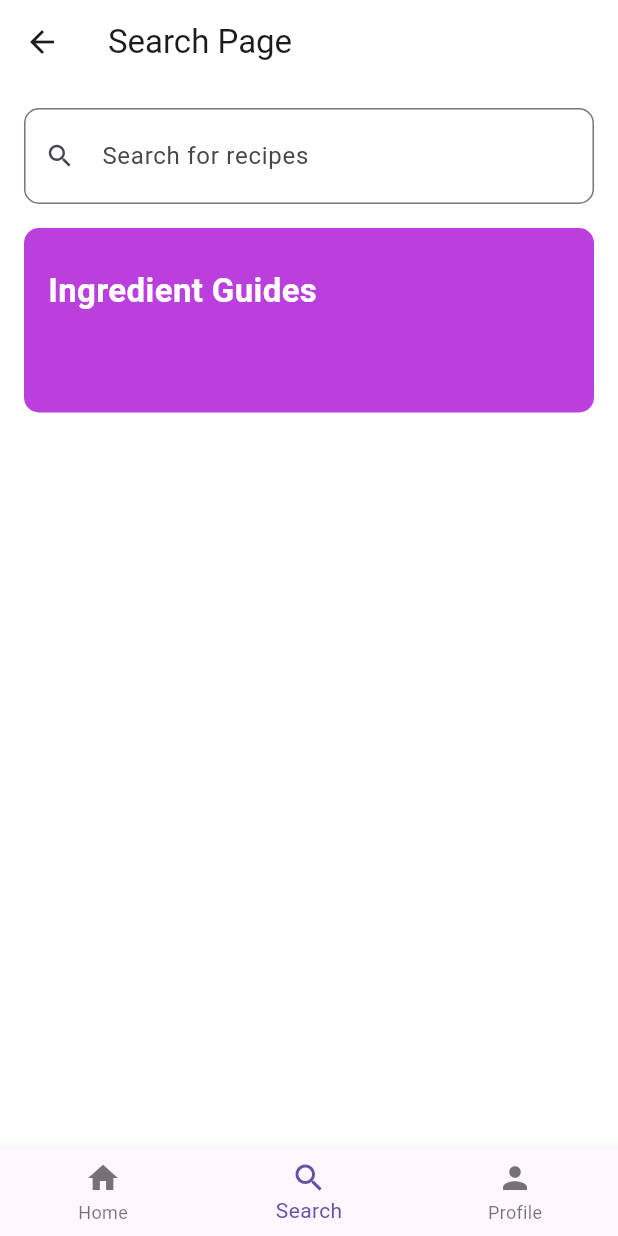
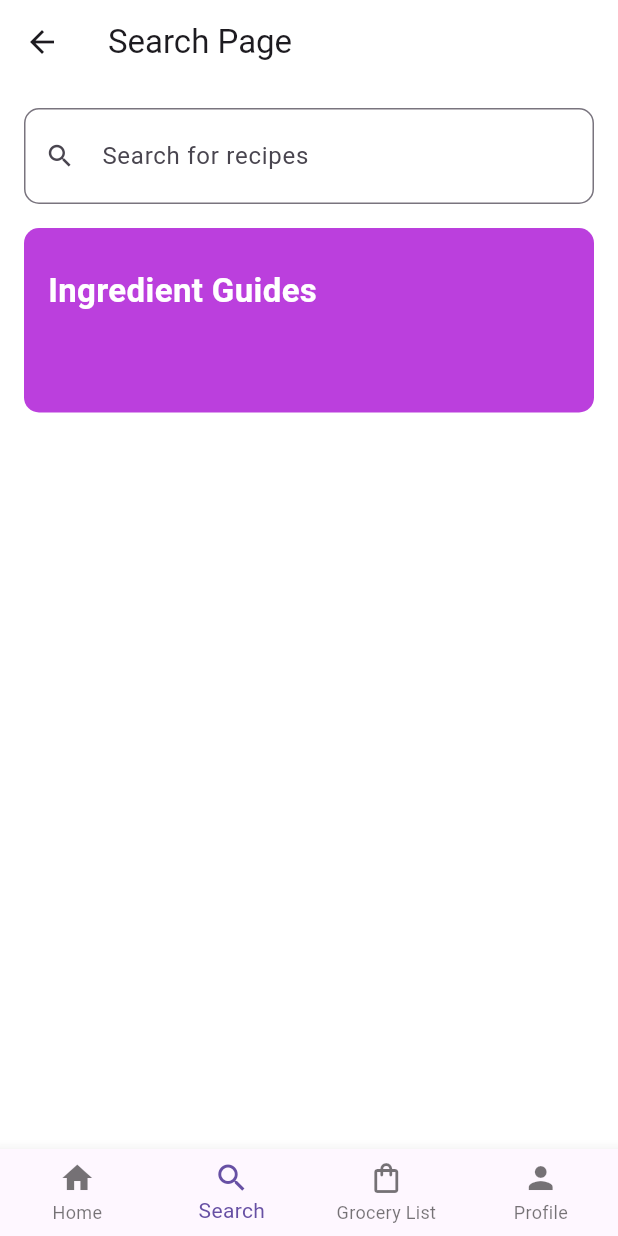
Before and after one commit to uzaircode/evercook, a Flutter app: the Dashboard screen opened directly, item 2 of the bottom bar chosen, on a phone screen of 412 x 824 dp. Run offline on Flutter 3.47's test engine with Material 3 defaults, Android fonts, the phone set to English and light mode, and no system bars; our stand-ins replace dotted_border, email_validator, firebase_analytics, firebase_core, flutter_bloc, fpdart and 6 more; missing offline and left inert: dart:ffi; accounts and stored records are empty.

Commit message:
WIP - working on the UI

```diff
--- a/lib/pages/home/dashboard.dart
+++ b/lib/pages/home/dashboard.dart
@@ -1,6 +1,7 @@
 import 'package:evercook/features/auth/presentation/pages/profile_page.dart';
 import 'package:evercook/features/recipe/presentation/pages/home_page.dart';
 import 'package:evercook/features/recipe/presentation/pages/search_page.dart';
+import 'package:evercook/features/shopping_list/presentation/pages/shopping_list_page.dart';
 import 'package:flutter/material.dart';
 
 class Dashboard extends StatefulWidget {
@@ -17,6 +18,7 @@ class _DashboardState extends State<Dashboard> {
   late final List<Widget> _screens = <Widget>[
     const HomePage(),
     const SearchPage(),
+    const ShoppingListPage(),
     const ProfilePage(),
   ];
 
@@ -44,6 +46,10 @@ class _DashboardState extends State<Dashboard> {
             label: 'Search',
           ),
           BottomNavigationBarItem(
+            icon: Icon(Icons.shopping_bag_outlined),
+            label: 'Grocery List',
+          ),
+          BottomNavigationBarItem(
             icon: Icon(Icons.person),
             label: 'Profile',
           ),
```
